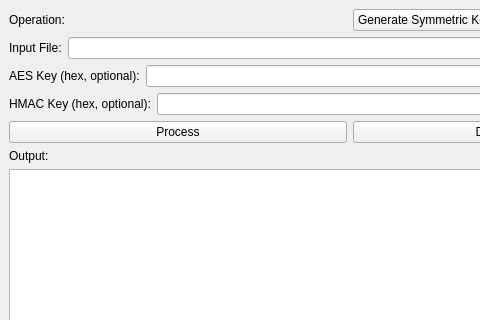
Old version of the form ui/mainwindow.ui in the repository Cyber-Security-July-Dec-2025/C5; both pictures show x 0 to 480 and y 0 to 320 of the 700 by 500 pixel window.
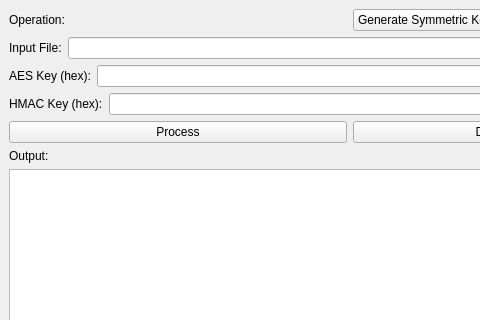
New version of the form.

```diff
--- a/ui/mainwindow.ui
+++ b/ui/mainwindow.ui
@@ -81,7 +81,7 @@
      <item>
       <widget class="QLabel" name="aesKeyLabel">
        <property name="text">
-        <string>AES Key (hex, optional):</string>
+        <string>AES Key (hex):</string>
        </property>
       </widget>
      </item>
@@ -95,7 +95,7 @@
      <item>
       <widget class="QLabel" name="hmacKeyLabel">
        <property name="text">
-        <string>HMAC Key (hex, optional):</string>
+        <string>HMAC Key (hex):</string>
        </property>
       </widget>
      </item>
```
